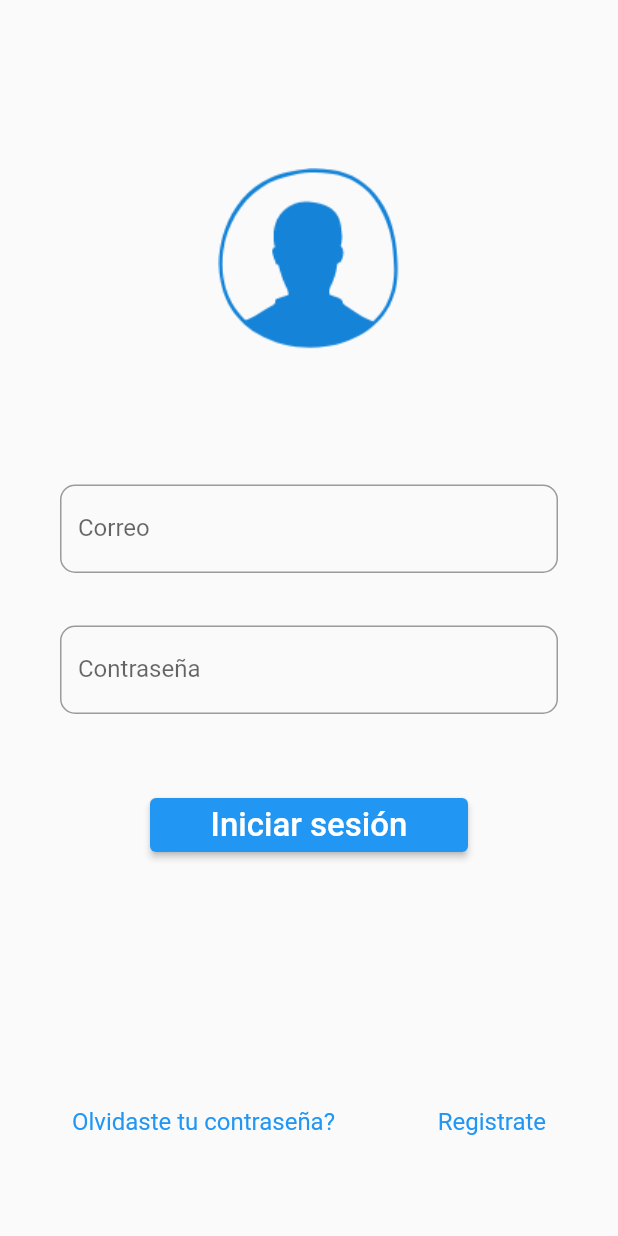
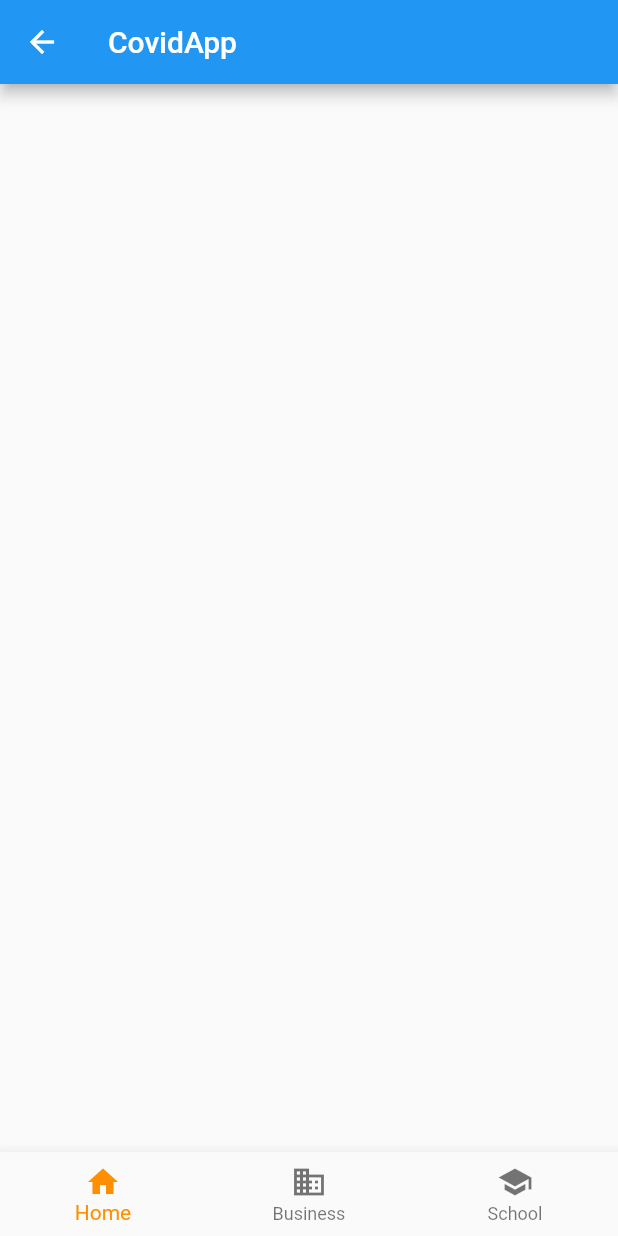
Before and after one commit to JomaMP/covid-radar, a Flutter app: the screen it shows after launch, after a tap on "Iniciar sesión", on a phone screen of 412 x 824 dp. Run offline on Flutter 3.47's test engine with Material 2 defaults, Android fonts, the phone set to English and light mode, and no system bars.

Commit message:
home maquetado

```diff
--- /dev/null
+++ b/covidapp/lib/ui/home.dart
@@ -0,0 +1,29 @@
+import 'package:flutter/material.dart';
+
+class Home extends StatelessWidget {
+  @override
+  Widget build(BuildContext context) {
+    return Scaffold(
+      appBar: AppBar(
+        title: Text("CovidApp"),
+      ),
+      bottomNavigationBar: BottomNavigationBar(
+        items: const <BottomNavigationBarItem>[
+          BottomNavigationBarItem(
+            icon: Icon(Icons.home),
+            label: 'Home',
+          ),
+          BottomNavigationBarItem(
+            icon: Icon(Icons.business),
+            label: 'Business',
+          ),
+          BottomNavigationBarItem(
+            icon: Icon(Icons.school),
+            label: 'School',
+          ),
+        ],
+        selectedItemColor: Colors.amber[800],
+      ),
+    );
+  }
+}
--- a/covidapp/lib/ui/login.dart
+++ b/covidapp/lib/ui/login.dart
@@ -1,3 +1,4 @@
+import 'package:covidapp/ui/home.dart';
 import 'package:covidapp/ui/registro.dart';
 import 'package:flutter/material.dart';
 
@@ -5,6 +6,12 @@ class Login extends StatelessWidget {
   void registroPress(BuildContext context) {
     Navigator.of(context).push(MaterialPageRoute(
       builder: (_) => Registro(),
+    ));
+  }
+
+  void loginPress(BuildContext context) {
+    Navigator.of(context).push(MaterialPageRoute(
+      builder: (_) => Home(),
     ));
   }
 
@@ -49,7 +56,7 @@ class Login extends StatelessWidget {
                         Padding(
                           padding: const EdgeInsets.symmetric(horizontal: 60),
                           child: ElevatedButton(
-                            onPressed: () {},
+                            onPressed: () => loginPress(context),
                             child: Center(
                               child: Text("Iniciar sesión",
                                   style: TextStyle(
--- a/covidapp/lib/ui/registro.dart
+++ b/covidapp/lib/ui/registro.dart
@@ -64,8 +64,7 @@ class Registro extends StatelessWidget {
                                   borderRadius:
                                       BorderRadius.all(Radius.circular(10.0)),
                                 ))),
-                        SizedBox(height: 15),
-                        SizedBox(height: 35),
+                        SizedBox(height: 50),
                         Padding(
                           padding: const EdgeInsets.symmetric(horizontal: 60),
                           child: ElevatedButton(
```
